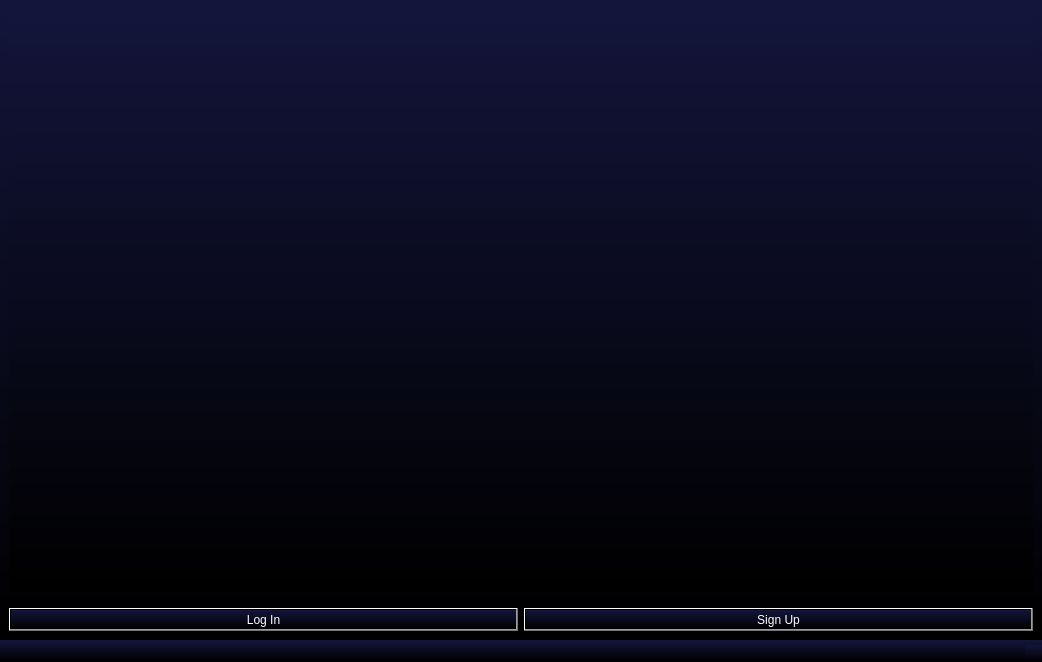
Above: src/qt/firstloginsignup.ui from Dushnilas/recsys_project before the change. Below: the same form after it.
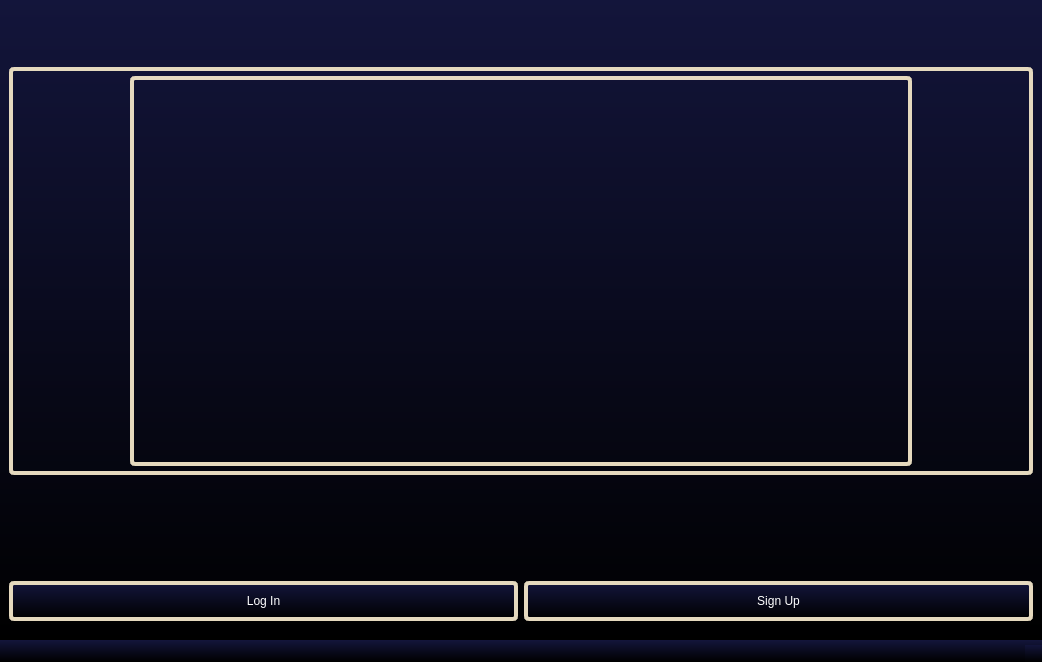
That is the form after the change. Icons and pictures are not drawn.

Patch:
```diff
--- a/src/qt/firstloginsignup.ui
+++ b/src/qt/firstloginsignup.ui
@@ -22,18 +22,58 @@
 color: white;</string>
   </property>
   <widget class="QWidget" name="centralwidget">
-   <layout class="QGridLayout" name="gridLayout">
-    <item row="3" column="1">
-     <layout class="QHBoxLayout" name="horizontalLayout">
+   <layout class="QGridLayout" name="gridLayout" rowstretch="1,1,7,2">
+    <item row="3" column="0">
+     <layout class="QHBoxLayout" name="comboBut" stretch="4,4">
+      <property name="topMargin">
+       <number>100</number>
+      </property>
+      <property name="bottomMargin">
+       <number>10</number>
+      </property>
       <item>
        <widget class="QPushButton" name="loginB">
+        <property name="sizePolicy">
+         <sizepolicy hsizetype="Minimum" vsizetype="Preferred">
+          <horstretch>10</horstretch>
+          <verstretch>20</verstretch>
+         </sizepolicy>
+        </property>
+        <property name="minimumSize">
+         <size>
+          <width>10</width>
+          <height>40</height>
+         </size>
+        </property>
+        <property name="styleSheet">
+         <string notr="true">border: 4px solid rgb(229, 217, 190);
+border-radius: 5px;
+padding: 5px;</string>
+        </property>
         <property name="text">
          <string>Log In</string>
         </property>
        </widget>
       </item>
       <item>
-       <widget class="QPushButton" name="SignUpB">
+       <widget class="QPushButton" name="pushButton">
+        <property name="sizePolicy">
+         <sizepolicy hsizetype="Minimum" vsizetype="Preferred">
+          <horstretch>10</horstretch>
+          <verstretch>20</verstretch>
+         </sizepolicy>
+        </property>
+        <property name="minimumSize">
+         <size>
+          <width>10</width>
+          <height>40</height>
+         </size>
+        </property>
+        <property name="styleSheet">
+         <string notr="true">border: 4px solid rgb(229, 217, 190);
+border-radius: 5px;
+padding: 5px;</string>
+        </property>
         <property name="text">
          <string>Sign Up</string>
         </property>
@@ -41,29 +81,78 @@
       </item>
      </layout>
     </item>
-    <item row="1" column="1">
-     <spacer name="verticalSpacer">
+    <item row="0" column="0">
+     <layout class="QVBoxLayout" name="verticalLayout"/>
+    </item>
+    <item row="2" column="0">
+     <layout class="QVBoxLayout" name="verticalLayout_2">
+      <item>
+       <widget class="QWidget" name="widget" native="true">
+        <property name="styleSheet">
+         <string notr="true">background-color: rgba(255, 255, 255, 0);
+border: 4px solid rgb(229, 217, 190);
+border-radius: 5px;
+padding: 5px;</string>
+        </property>
+        <layout class="QHBoxLayout" name="horizontalLayout" stretch="1,7,1">
+         <item>
+          <spacer name="verticalSpacer">
+           <property name="orientation">
+            <enum>Qt::Vertical</enum>
+           </property>
+           <property name="sizeHint" stdset="0">
+            <size>
+             <width>20</width>
+             <height>40</height>
+            </size>
+           </property>
+          </spacer>
+         </item>
+         <item>
+          <layout class="QHBoxLayout" name="ComboLogo" stretch="0">
+           <item>
+            <widget class="QLabel" name="label">
+             <property name="styleSheet">
+              <string notr="true">border-image: url(:/rec/Pics/LogoRem.png);</string>
+             </property>
+             <property name="text">
+              <string/>
+             </property>
+            </widget>
+           </item>
+          </layout>
+         </item>
+         <item>
+          <spacer name="verticalSpacer_3">
+           <property name="orientation">
+            <enum>Qt::Vertical</enum>
+           </property>
+           <property name="sizeHint" stdset="0">
+            <size>
+             <width>20</width>
+             <height>40</height>
+            </size>
+           </property>
+          </spacer>
+         </item>
+        </layout>
+       </widget>
+      </item>
+     </layout>
+    </item>
+    <item row="1" column="0">
+     <spacer name="verticalSpacer_2">
       <property name="orientation">
        <enum>Qt::Vertical</enum>
       </property>
-      <property name="sizeType">
-       <enum>QSizePolicy::Fixed</enum>
-      </property>
       <property name="sizeHint" stdset="0">
        <size>
-        <width>10</width>
-        <height>10</height>
+        <width>20</width>
+        <height>40</height>
        </size>
       </property>
      </spacer>
     </item>
-    <item row="0" column="1">
-     <widget class="QWidget" name="widget" native="true">
-      <property name="styleSheet">
-       <string notr="true">border-image: url(:/rec/Pics/BackG2-removebg-preview.png);</string>
-      </property>
-     </widget>
-    </item>
    </layout>
   </widget>
   <widget class="QMenuBar" name="menubar">
```
